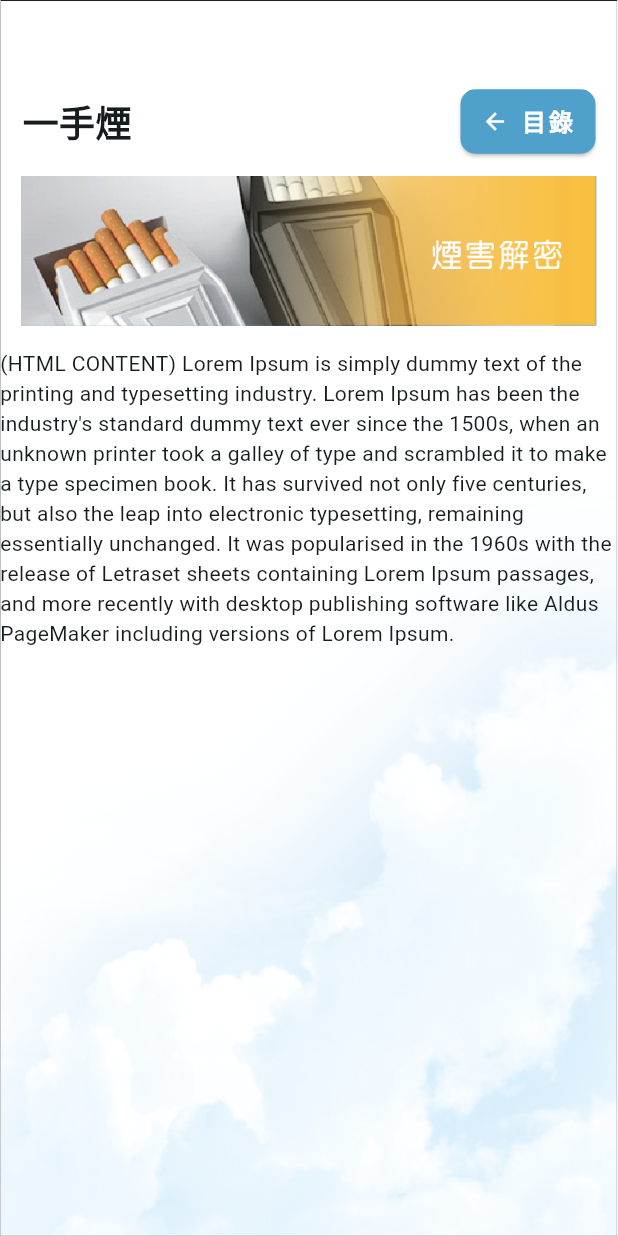
After one commit to sourovpal/chinis-flutter-smoking-game-app, a Flutter app: the HarmSmokingScreen screen opened by its route, after a tap on "一手煙", on a phone screen of 412 x 824 dp. The commit adds this screen. Run offline on Flutter 3.47's test engine with Material 3 defaults, Android fonts, the phone set to English and light mode, and no system bars.

```diff
--- a/lib/main.dart
+++ b/lib/main.dart
@@ -16,7 +16,7 @@ class MyApp extends StatelessWidget {
       theme: ThemeData(
         colorScheme: ColorScheme.fromSeed(seedColor: Colors.white),
       ),
-      initialRoute: "/",
+      initialRoute: "/home",
       routes: appRoutes,
     );
   }
--- a/lib/router/routes.dart
+++ b/lib/router/routes.dart
@@ -1,4 +1,5 @@
 import 'package:flutter/material.dart';
+import 'package:game_app/screen/harm_smoking/harm_smoking_screen.dart';
 import 'package:game_app/screen/home/home_screen.dart';
 import 'package:game_app/screen/root/root_screen.dart';
 import 'package:game_app/screen/smoking_diary/smoking_diary_screen.dart';
@@ -7,4 +8,5 @@ final Map<String, WidgetBuilder> appRoutes = {
   "/": (context) => RootScreen(),
   "/home": (context) => HomeScreen(),
   "/smoking-diary": (context) => SmikingDiaryScreen(),
+  "/harm-smoking": (context) => HarmSmokingScreen(),
 };
--- /dev/null
+++ b/lib/screen/harm_smoking/harm_smoking_screen.dart
@@ -0,0 +1,98 @@
+import 'package:flutter/material.dart';
+import 'package:game_app/screen/harm_smoking/pages/list_content_view_page.dart';
+import 'package:game_app/util/common_function.dart';
+import 'package:game_app/util/common_veriable.dart';
+
+class HarmSmokingScreen extends StatelessWidget {
+  const HarmSmokingScreen({super.key});
+
+  @override
+  Widget build(BuildContext context) {
+    final List<Map<String, dynamic>> items = [
+      {"label": "一手煙", "icon": Icons.keyboard_arrow_right_sharp},
+      {"label": "二、三手煙", "icon": Icons.keyboard_arrow_right_sharp},
+    ];
+    return Scaffold(
+      body: SingleChildScrollView(
+        child: Container(
+          width: double.infinity,
+          height: screenHeight(context),
+          decoration: BoxDecoration(
+            image: DecorationImage(
+              image: AssetImage("assets/ui/background/bg_cloud.png"),
+              fit: BoxFit.fill,
+            ),
+          ),
+          child: Column(
+            children: [
+              Padding(
+                padding: EdgeInsets.only(left: 15, right: 15, top: 45),
+                child: ScreenHeader(title: "煙害解密"),
+              ),
+              Container(
+                width: double.infinity,
+                height: 100,
+                decoration: BoxDecoration(
+                  image: DecorationImage(
+                    image: AssetImage("assets/ui/background/bar_secret.png"),
+                  ),
+                ),
+              ),
+              SizedBox(height: 15),
+              Padding(
+                padding: EdgeInsets.only(left: 15, right: 15),
+                child: Column(
+                  children: items.asMap().entries.map((entrie) {
+                    // final index = entrie.key;
+                    final item = entrie.value;
+                    // final isLast = index == items.length - 1;
+
+                    return GestureDetector(
+                      onTap: () {
+                        Navigator.push(
+                          context,
+                          PageSlideRightToLeft(
+                            page: ListContentViewPage(
+                              title: item['label'],
+                              content:
+                                  "(HTML CONTENT) Lorem Ipsum is simply dummy text of the printing and typesetting industry. Lorem Ipsum has been the industry's standard dummy text ever since the 1500s, when an unknown printer took a galley of type and scrambled it to make a type specimen book. It has survived not only five centuries, but also the leap into electronic typesetting, remaining essentially unchanged. It was popularised in the 1960s with the release of Letraset sheets containing Lorem Ipsum passages, and more recently with desktop publishing software like Aldus PageMaker including versions of Lorem Ipsum.",
+                            ),
+                          ),
+                        );
+                      },
+                      child: Column(
+                        children: [
+                          Padding(
+                            padding: EdgeInsets.symmetric(
+                              vertical: 10,
+                              horizontal: 0,
+                            ),
+                            child: Row(
+                              children: [
+                                Expanded(
+                                  child: Text(
+                                    item["label"],
+                                    style: TextStyle(
+                                      fontSize: 16,
+                                      fontWeight: FontWeight.w900,
+                                    ),
+                                  ),
+                                ),
+                                Icon(item["icon"], color: Colors.grey[400]),
+                              ],
+                            ),
+                          ),
+                          Divider(color: Colors.grey[300]),
+                        ],
+                      ),
+                    );
+                  }).toList(),
+                ),
+              ),
+            ],
+          ),
+        ),
+      ),
+    );
+  }
+}
--- /dev/null
+++ b/lib/screen/harm_smoking/pages/list_content_view_page.dart
@@ -0,0 +1,79 @@
+import 'package:flutter/material.dart';
+import 'package:game_app/screen/harm_smoking/harm_smoking_screen.dart';
+import 'package:game_app/util/common_function.dart';
+import 'package:game_app/util/common_veriable.dart';
+
+class ListContentViewPage extends StatelessWidget {
+  const ListContentViewPage({
+    super.key,
+    required this.title,
+    required this.content,
+  });
+
+  final String title;
+  final String content;
+
+  @override
+  Widget build(BuildContext context) {
+    return Scaffold(
+      body: SingleChildScrollView(
+        child: Container(
+          width: double.infinity,
+          height: screenHeight(context),
+          decoration: BoxDecoration(
+            image: DecorationImage(
+              image: AssetImage("assets/ui/background/bg_cloud.png"),
+              fit: BoxFit.fill,
+            ),
+          ),
+          child: Column(
+            children: [
+              Padding(
+                padding: EdgeInsets.only(left: 15, right: 15, top: 45),
+                child: ScreenHeader(
+                  title: title,
+                  rightWidget: ElevatedButton.icon(
+                    onPressed: () {
+                      Navigator.pop(context);
+                    },
+                    style: ElevatedButton.styleFrom(
+                      backgroundColor: primaryColor,
+                      padding: EdgeInsets.symmetric(
+                        vertical: 10,
+                        horizontal: 14,
+                      ),
+                      shape: RoundedRectangleBorder(
+                        borderRadius: BorderRadius.circular(10),
+                      ),
+                    ),
+                    icon: Icon(Icons.arrow_back, color: Colors.white),
+                    label: Text(
+                      "目錄",
+                      style: TextStyle(
+                        color: Colors.white,
+                        fontSize: 16,
+                        fontWeight: FontWeight.w900,
+                        letterSpacing: 2,
+                      ),
+                    ),
+                  ),
+                ),
+              ),
+              Container(
+                width: double.infinity,
+                height: 100,
+                decoration: BoxDecoration(
+                  image: DecorationImage(
+                    image: AssetImage("assets/ui/background/bar_secret.png"),
+                  ),
+                ),
+              ),
+              SizedBox(height: 15),
+              Text(content),
+            ],
+          ),
+        ),
+      ),
+    );
+  }
+}
--- a/lib/screen/smoking_diary/smoking_diary_screen.dart
+++ b/lib/screen/smoking_diary/smoking_diary_screen.dart
@@ -51,7 +51,7 @@ class SmikingDiaryScreen extends StatelessWidget {
                         SizedBox(height: 10),
                         TextField(
                           decoration: InputDecoration(
-                            hint: Text("Int"),
+                            hint: Text(""),
                             border: OutlineInputBorder(),
                             enabledBorder: OutlineInputBorder(
                               borderRadius: BorderRadius.circular(10),
@@ -82,7 +82,7 @@ class SmikingDiaryScreen extends StatelessWidget {
                         SizedBox(height: 10),
                         TextField(
                           decoration: InputDecoration(
-                            hint: Text("Int"),
+                            hint: Text(""),
                             border: OutlineInputBorder(),
                             enabledBorder: OutlineInputBorder(
                               borderRadius: BorderRadius.circular(10),
@@ -113,7 +113,7 @@ class SmikingDiaryScreen extends StatelessWidget {
                         SizedBox(height: 10),
                         TextField(
                           decoration: InputDecoration(
-                            hint: Text("Date"),
+                            hint: Text(""),
                             border: OutlineInputBorder(),
                             enabledBorder: OutlineInputBorder(
                               borderRadius: BorderRadius.circular(10),
--- a/lib/util/common_function.dart
+++ b/lib/util/common_function.dart
@@ -22,6 +22,40 @@ class PageSlideBottomToUp extends PageRouteBuilder {
       );
 }
 
+class PageSlideRightToLeft extends PageRouteBuilder {
+  final Widget page;
+
+  PageSlideRightToLeft({required this.page})
+    : super(
+        pageBuilder: (context, animation, secondaryAnimation) => page,
+        transitionDuration: Duration(milliseconds: 300),
+        reverseTransitionDuration: Duration(milliseconds: 300),
+        transitionsBuilder: (context, animation, secondaryAnimation, child) {
+          const begin = Offset(1.0, 0.0); // 👉 From right
+          const end = Offset.zero; // Center
+          const curve = Curves.ease;
+
+          final tween = Tween(
+            begin: begin,
+            end: end,
+          ).chain(CurveTween(curve: curve));
+
+          return SlideTransition(
+            position: animation.drive(tween), // Forward
+            child: SlideTransition(
+              position: secondaryAnimation.drive(
+                Tween(
+                  begin: Offset.zero,
+                  end: Offset(-1.0, 0.0), // 👈 On back: slide to left
+                ).chain(CurveTween(curve: curve)),
+              ),
+              child: child,
+            ),
+          );
+        },
+      );
+}
+
 class ScreenHeader extends StatelessWidget {
   const ScreenHeader({super.key, required this.title, this.rightWidget});
 
@@ -31,7 +65,7 @@ class ScreenHeader extends StatelessWidget {
   @override
   Widget build(BuildContext context) {
     return Padding(
-      padding: EdgeInsets.symmetric(vertical: 15),
+      padding: EdgeInsets.symmetric(vertical: 12),
       child: Row(
         children: [
           Expanded(
--- a/pubspec.yaml
+++ b/pubspec.yaml
@@ -57,6 +57,7 @@ flutter:
   assets:
       - assets/ui/background/
       - assets/ui/icon/
+      - assets/ui/nav/
 
   # The following line ensures that the Material Icons font is
   # included with your application, so that you can use the icons in
```
Also changed, not shown: lib/components/navbar/bottom_navbar_menu.dart (added, +132 -0 lines), lib/screen/home/home_screen.dart (+21 -3 lines), assets/ui/nav/award.png (added), assets/ui/nav/book.png (added), assets/ui/nav/edit.png (added), assets/ui/nav/graph.png (added), assets/ui/nav/home.png (added).
